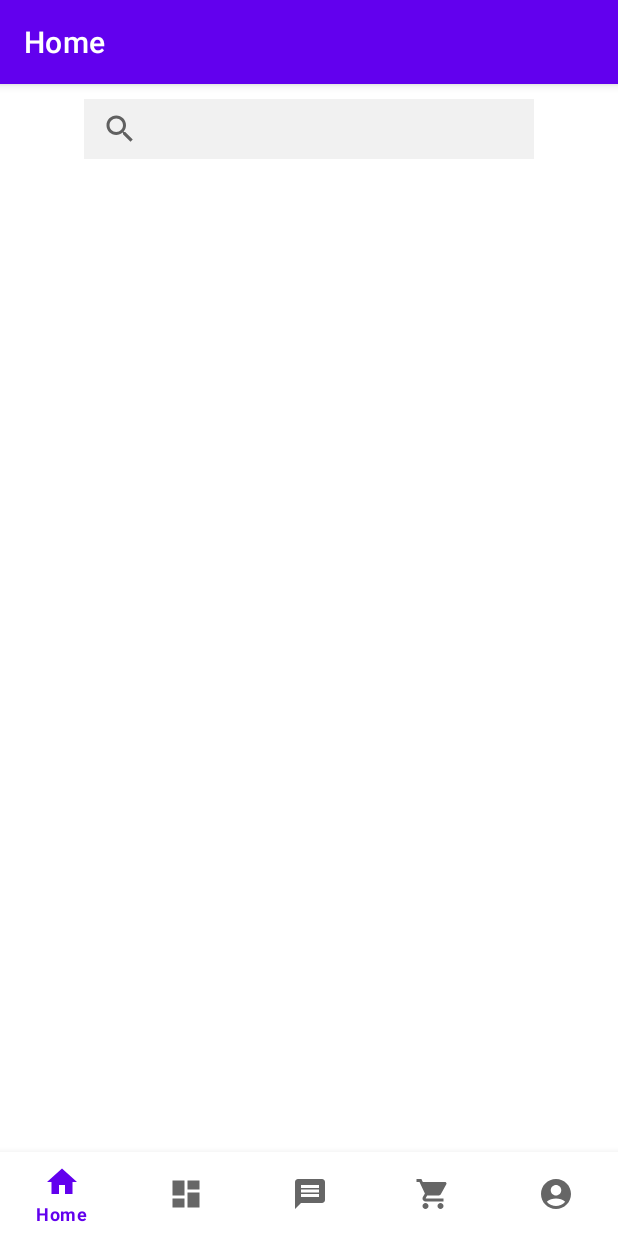
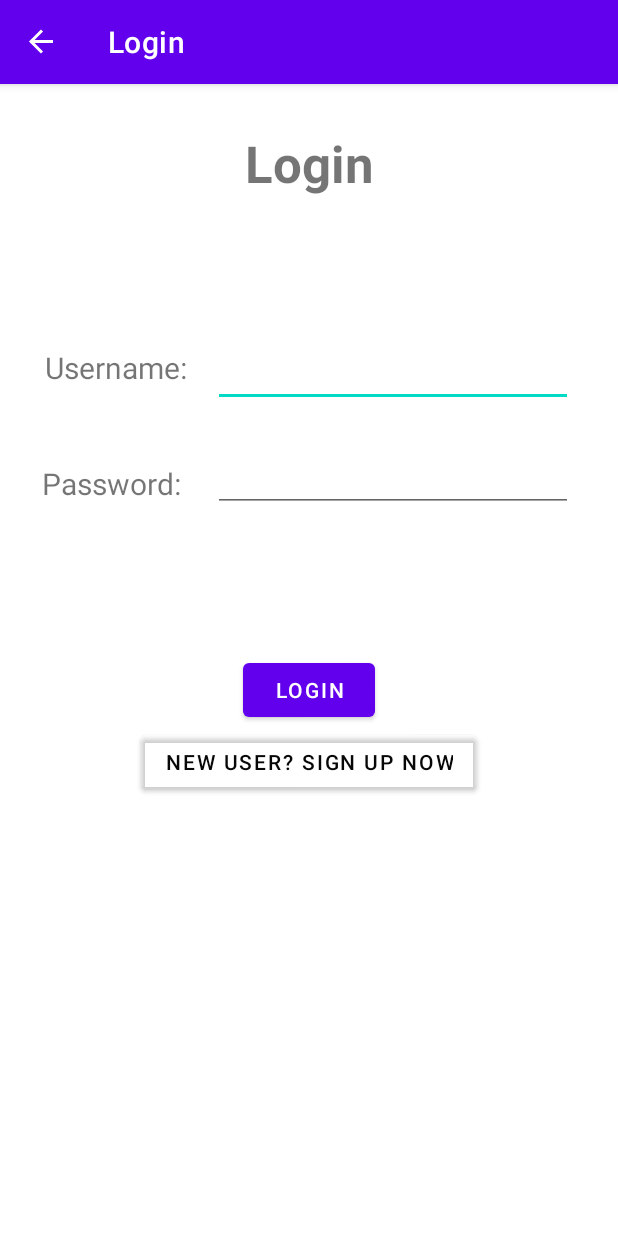
Before and after one commit to ChloeL01/CP3407---Assignment, an Android app: the screen it shows after launch (MainActivity), on a phone screen of 412 x 824 dp. Run offline under Robolectric (Android 15) with nearby library versions, the phone set to English and light mode, and no system bars; our stand-ins replace navigation-ui.

Commit message:
Move login and sign up to fragments

```diff
--- a/CP3407Assignment/app/build.gradle
+++ b/CP3407Assignment/app/build.gradle
@@ -55,6 +55,7 @@ dependencies {
     implementation 'androidx.navigation:navigation-fragment-ktx:2.5.3'
     implementation 'androidx.navigation:navigation-ui-ktx:2.5.3'
     implementation 'androidx.legacy:legacy-support-v4:1.0.0'
+    implementation 'androidx.annotation:annotation:1.6.0'
     testImplementation 'junit:junit:4.13.2'
     androidTestImplementation 'androidx.test.ext:junit:1.1.5'
     androidTestImplementation 'androidx.test.espresso:espresso-core:3.5.1'
--- a/CP3407Assignment/app/src/main/java/com/example/cp3407_assignment/MainActivity.kt
+++ b/CP3407Assignment/app/src/main/java/com/example/cp3407_assignment/MainActivity.kt
@@ -40,7 +40,9 @@ class MainActivity : AppCompatActivity() {
 
         // Hides bottom navigation when user is on ListHireItem page
         navController.addOnDestinationChangedListener { _, destination: NavDestination, _ ->
-            if (destination.id == R.id.listHireItem) {
+            if (destination.id == R.id.listHireItem || destination.id == R.id.doggoInformation
+                || destination.id == R.id.login || destination.id == R.id.signup
+            ) {
                 navView.visibility = View.INVISIBLE
             } else {
                 navView.visibility = View.VISIBLE
--- /dev/null
+++ b/CP3407Assignment/app/src/main/java/com/example/cp3407_assignment/ui/Login/Login.kt
@@ -0,0 +1,74 @@
+package com.example.cp3407_assignment.ui.Login
+
+import android.os.Bundle
+import android.view.LayoutInflater
+import android.view.View
+import android.view.ViewGroup
+import android.widget.Button
+import android.widget.EditText
+import android.widget.Toast
+import androidx.fragment.app.Fragment
+import androidx.navigation.fragment.findNavController
+import com.example.cp3407_assignment.R
+import com.example.cp3407_assignment.databinding.FragmentLoginBinding
+
+
+class Login : Fragment() {
+
+    private var _binding: FragmentLoginBinding? = null
+    private val binding get() = _binding!!
+
+    lateinit var UsernameLogin: EditText
+    lateinit var PasswordLogin: EditText
+    lateinit var LoginButton: Button
+    lateinit var Return_to_Sign_in_Button: Button
+
+
+    override fun onCreateView(
+        inflater: LayoutInflater,
+        container: ViewGroup?,
+        savedInstanceState: Bundle?
+    ): View {
+        super.onCreate(savedInstanceState)
+        //setContentView(R.layout.login_page)
+
+        _binding = FragmentLoginBinding.inflate(inflater, container, false)
+        //setContentView(binding.root)
+        val root: View = binding.root
+
+
+        binding.LoginButton.setOnClickListener {
+            if (binding.UsernameLogin.text.toString() == "user" && binding.PasswordLogin.text.toString() == "1234") {
+                Toast.makeText(
+                    context,
+                    "Welcome Back " + binding.UsernameLogin.text.toString(),
+                    Toast.LENGTH_SHORT
+                ).show()
+
+                findNavController().navigate(R.id.action_login_to_navigation_home)
+
+            } else {
+                Toast.makeText(
+                    context,
+                    "That doesn't look right, please try again",
+                    Toast.LENGTH_SHORT
+                ).show()
+
+            }
+        }
+
+        binding.ReturnToSignInButton.setOnClickListener {
+            findNavController().navigate(
+                R.id.action_login_to_signup)
+        }
+
+        return root
+    }
+
+
+    override fun onDestroyView() {
+        super.onDestroyView()
+        _binding = null
+    }
+
+}
--- a/CP3407Assignment/app/src/main/res/layout/login_page.xml
+++ b/CP3407Assignment/app/src/main/res/layout/fragment_login.xml
@@ -1,7 +1,6 @@
 <?xml version="1.0" encoding="utf-8"?>
 <androidx.constraintlayout.widget.ConstraintLayout xmlns:android="http://schemas.android.com/apk/res/android"
     xmlns:app="http://schemas.android.com/apk/res-auto"
-    xmlns:tools="http://schemas.android.com/tools"
     android:layout_width="match_parent"
     android:layout_height="match_parent">
 
--- a/CP3407Assignment/app/src/main/res/layout/signin_page.xml
+++ b/CP3407Assignment/app/src/main/res/layout/fragment_signup.xml
@@ -1,7 +1,6 @@
 <?xml version="1.0" encoding="utf-8"?>
 <androidx.constraintlayout.widget.ConstraintLayout xmlns:android="http://schemas.android.com/apk/res/android"
     xmlns:app="http://schemas.android.com/apk/res-auto"
-    xmlns:tools="http://schemas.android.com/tools"
     android:layout_width="match_parent"
     android:layout_height="match_parent">
 
@@ -77,9 +76,9 @@
         android:layout_width="wrap_content"
         android:layout_height="wrap_content"
         android:layout_marginTop="100dp"
-        android:layout_marginBottom="200dp"
+        android:layout_marginBottom="3dp"
         android:text="@string/confirm"
-        app:layout_constraintBottom_toBottomOf="parent"
+        app:layout_constraintBottom_toTopOf="@+id/returnToLoginButton"
         app:layout_constraintEnd_toEndOf="parent"
         app:layout_constraintStart_toStartOf="parent"
         app:layout_constraintTop_toBottomOf="@+id/phoneNumberInput" />
--- a/CP3407Assignment/app/src/main/res/navigation/mobile_navigation.xml
+++ b/CP3407Assignment/app/src/main/res/navigation/mobile_navigation.xml
@@ -3,13 +3,16 @@
     xmlns:app="http://schemas.android.com/apk/res-auto"
     xmlns:tools="http://schemas.android.com/tools"
     android:id="@+id/mobile_navigation"
-    app:startDestination="@+id/navigation_home">
+    app:startDestination="@id/login">
 
     <fragment
         android:id="@+id/navigation_home"
         android:name="com.example.cp3407_assignment.ui.home.HomeFragment"
         android:label="@string/title_home"
         tools:layout="@layout/fragment_home" >
+        <action
+            android:id="@+id/action_navigation_home_to_doggoInformation"
+            app:destination="@id/doggoInformation" />
     </fragment>
 
     <fragment
@@ -64,4 +67,26 @@
             app:argType="string"
             android:defaultValue="end date" />
     </fragment>
+    <fragment
+        android:id="@+id/login"
+        android:name="com.example.cp3407_assignment.ui.Login.Login"
+        android:label="Login" >
+        <action
+            android:id="@+id/action_login_to_navigation_home"
+            app:destination="@id/navigation_home" />
+        <action
+            android:id="@+id/action_login_to_signup"
+            app:destination="@id/signup" />
+    </fragment>
+    <fragment
+        android:id="@+id/signup"
+        android:name="com.example.cp3407_assignment.ui.Signup.Signup"
+        android:label="Signup" >
+        <action
+            android:id="@+id/action_signup_to_navigation_home"
+            app:destination="@id/navigation_home" />
+        <action
+            android:id="@+id/action_signup_to_login"
+            app:destination="@id/login" />
+    </fragment>
 </navigation>
--- a/CP3407Assignment/app/src/main/res/values/dimens.xml
+++ b/CP3407Assignment/app/src/main/res/values/dimens.xml
@@ -2,4 +2,7 @@
     <!-- Default screen margins, per the Android Design guidelines. -->
     <dimen name="activity_horizontal_margin">16dp</dimen>
     <dimen name="activity_vertical_margin">16dp</dimen>
+    <!-- Default screen margins, per the Android Design guidelines. -->
+    <dimen name="fragment_horizontal_margin">16dp</dimen>
+    <dimen name="fragment_vertical_margin">16dp</dimen>
 </resources>
```
Also changed, not shown: CP3407Assignment/app/src/main/AndroidManifest.xml (+1 -20 lines), CP3407Assignment/app/src/main/java/com/example/cp3407_assignment/ui/Login/Login_Page.kt (deleted, +0 -57 lines), CP3407Assignment/app/src/main/java/com/example/cp3407_assignment/ui/Signup/Sign_up_Page.kt (deleted, +0 -63 lines), CP3407Assignment/app/src/main/java/com/example/cp3407_assignment/ui/Signup/Signup.kt (added, +84 -0 lines), CP3407Assignment/app/src/main/java/com/example/cp3407_assignment/ui/home/DoggoInformation.kt (+0 -29 lines), CP3407Assignment/app/src/main/java/com/example/cp3407_assignment/ui/home/HomeFragment.kt (+11 -5 lines), CP3407Assignment/app/src/main/res/values/strings.xml (+9 -0 lines).
